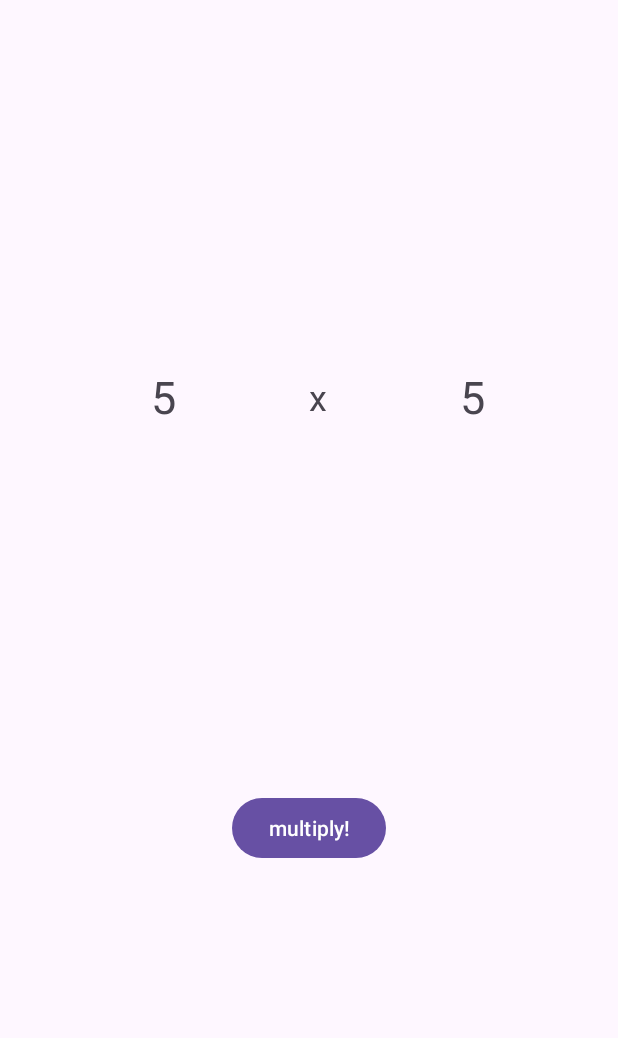
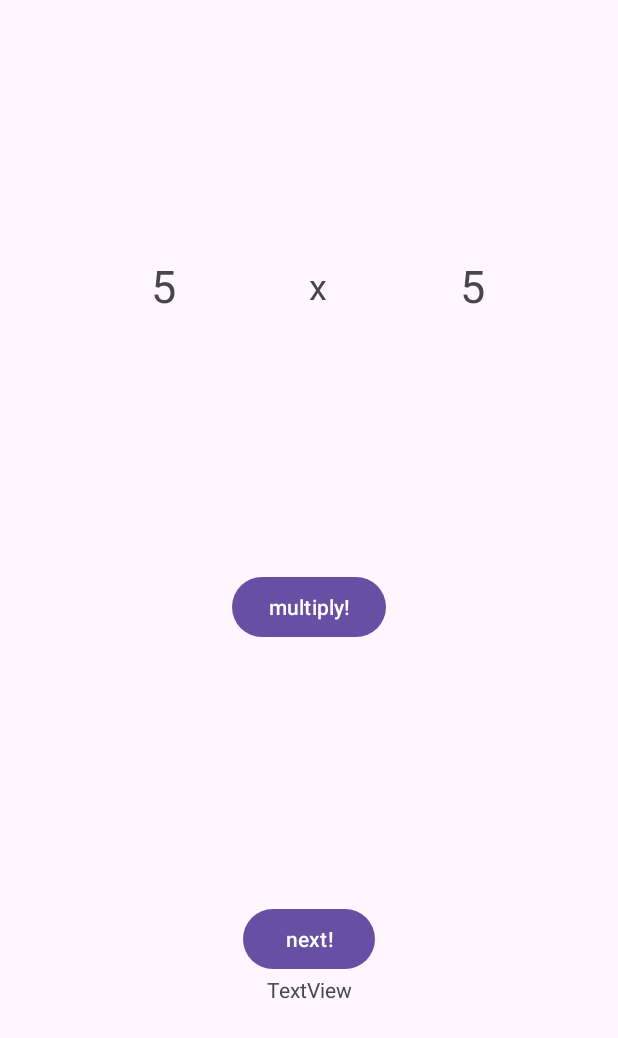
Before and after one commit to SoftDevMobDev-2023/W06-Multiples-Solutions, an Android app: the screen it shows after launch (MainActivity), on a phone screen of 412 x 824 dp. Shown: the top 1038 px of the screen. Run offline under Robolectric (Android 15) with nearby library versions, the phone set to English and light mode, and no system bars.

```diff
--- a/app/src/main/res/layout/activity_main.xml
+++ b/app/src/main/res/layout/activity_main.xml
@@ -42,9 +42,28 @@
         android:layout_width="wrap_content"
         android:layout_height="wrap_content"
         android:text="@string/multiply"
+        app:layout_constraintBottom_toTopOf="@id/next"
+        app:layout_constraintEnd_toEndOf="parent"
+        app:layout_constraintStart_toStartOf="parent"
+        app:layout_constraintTop_toBottomOf="@id/times" />
+
+    <Button
+        android:id="@+id/next"
+        android:layout_width="wrap_content"
+        android:layout_height="wrap_content"
+        android:text="@string/next"
         app:layout_constraintBottom_toBottomOf="parent"
         app:layout_constraintEnd_toEndOf="parent"
         app:layout_constraintStart_toStartOf="parent"
-        app:layout_constraintTop_toBottomOf="@id/times"/>
+        app:layout_constraintTop_toBottomOf="@id/multiply" />
+
+    <TextView
+        android:id="@+id/numCorrect"
+        android:layout_width="wrap_content"
+        android:layout_height="wrap_content"
+        android:text="TextView"
+        app:layout_constraintTop_toBottomOf="@+id/next"
+        app:layout_constraintEnd_toEndOf="parent"
+        app:layout_constraintStart_toStartOf="parent" />
 
 </androidx.constraintlayout.widget.ConstraintLayout>
--- a/app/src/main/res/values/strings.xml
+++ b/app/src/main/res/values/strings.xml
@@ -1,4 +1,5 @@
 <resources>
     <string name="app_name">W06-Multiples-Solutions-2023</string>
     <string name="multiply">multiply!</string>
+    <string name="next">next!</string>
 </resources>
```
Also changed, not shown: app/src/main/java/au/edu/swin/sdmd/w06_multiples_solutions_2023/MainActivity.kt (+26 -1 lines), app/src/main/java/au/edu/swin/sdmd/w06_multiples_solutions_2023/ResultActivity.kt (+15 -0 lines), app/src/main/res/layout/activity_result.xml (+20 -0 lines).
